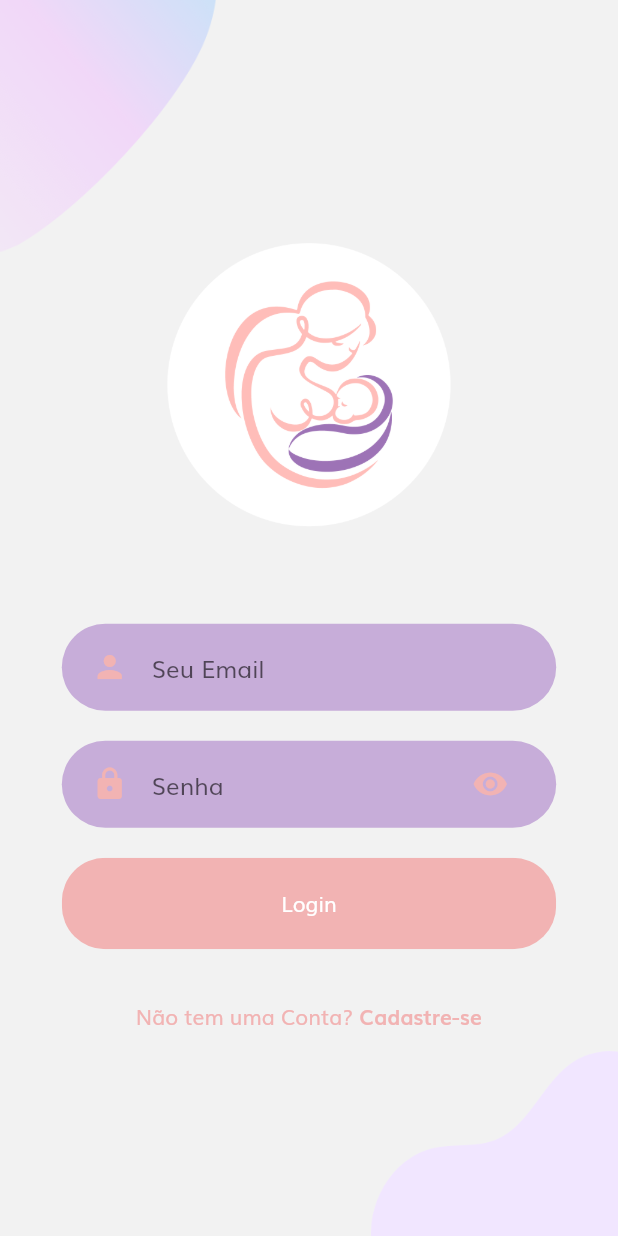
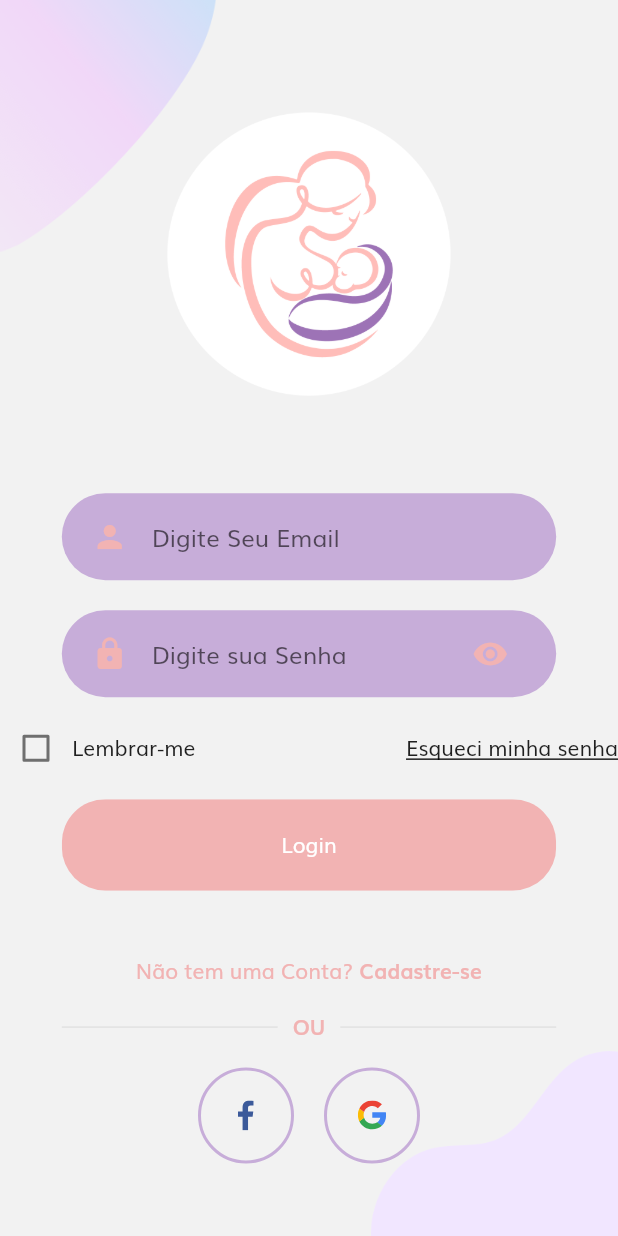
Before and after one commit to thaliagurgel/amemais, a Flutter app: the screen it shows after launch, after a tap on "Login", on a phone screen of 412 x 824 dp. Run offline on Flutter 3.47's test engine with Material 2 defaults, Android fonts, the phone set to English and light mode, and no system bars; our stand-ins replace flutter_svg.

Commit message:
tela forgot_password

```diff
--- a/lib/Screens/Login/components/body.dart
+++ b/lib/Screens/Login/components/body.dart
@@ -1,3 +1,5 @@
+import 'package:amemais/Screens/Login/components/social_icon.dart';
+import 'package:amemais/Screens/forgot_password/forgot_password_screen.dart';
 import 'package:flutter/material.dart';
 import 'package:amemais/Screens/Login/components/background.dart';
 import 'package:amemais/Screens/Signup/signup_screen.dart';
@@ -8,6 +10,7 @@ import 'package:amemais/components/rounded_password_field.dart';
 import 'package:flutter_svg/svg.dart';
 
 import '../../../constants.dart';
+import 'or_divider.dart';
 
 class Body extends StatelessWidget {
   const Body({
@@ -39,17 +42,36 @@ class Body extends StatelessWidget {
             // ),
             SizedBox(height: size.height * 0.03),
             RoundedInputField(
-              hintText: "Seu Email",
+              hintText: "Digite Seu Email",
               onChanged: (value) {},
             ),
             RoundedPasswordField(
               onChanged: (value) {},
             ),
+            Row(
+              children: [
+                Checkbox(
+                  value: false,
+                  onChanged: (value) {},
+                ),
+                Text("Lembrar-me"),
+                Spacer(),
+                GestureDetector(
+                    onTap: () => Navigator.pushNamed(
+                        context, ForgotPasswordScreen.routeName),
+                    child: Text(
+                      "Esqueci minha senha",
+                      style: TextStyle(decoration: TextDecoration.underline),
+                    ))
+              ],
+            ),
+
             RoundedButton(
               text: "Login",
               press: () {},
             ),
-            SizedBox(height: size.height * 0.03),
+
+            SizedBox(height: size.height * 0.04),
             AlreadyHaveAnAccountCheck(
               press: () {
                 Navigator.push(
@@ -62,6 +84,20 @@ class Body extends StatelessWidget {
                 );
               },
             ),
+            OrDivider(),
+            Row(
+              mainAxisAlignment: MainAxisAlignment.center,
+              children: <Widget>[
+                SocalIcon(
+                  iconSrc: "assets/icons/facebook.svg",
+                  press: () {},
+                ),
+                SocalIcon(
+                  iconSrc: "assets/icons/google-plus.svg",
+                  press: () {},
+                ),
+              ],
+            )
           ],
         ),
       ),
--- /dev/null
+++ b/lib/Screens/Login/components/or_divider.dart
@@ -0,0 +1,38 @@
+import 'package:flutter/material.dart';
+import 'package:amemais/constants.dart';
+
+class OrDivider extends StatelessWidget {
+  @override
+  Widget build(BuildContext context) {
+    Size size = MediaQuery.of(context).size;
+    return Container(
+      margin: EdgeInsets.symmetric(vertical: size.height * 0.02),
+      width: size.width * 0.8,
+      child: Row(
+        children: <Widget>[
+          buildDivider(),
+          Padding(
+            padding: const EdgeInsets.symmetric(horizontal: 10),
+            child: Text(
+              "OU",
+              style: TextStyle(
+                color: kPrimaryColor,
+                fontWeight: FontWeight.w600,
+              ),
+            ),
+          ),
+          buildDivider(),
+        ],
+      ),
+    );
+  }
+
+  Expanded buildDivider() {
+    return Expanded(
+      child: Divider(
+        color: Color(0xFFD9D9D9),
+        height: 1.5,
+      ),
+    );
+  }
+}
--- /dev/null
+++ b/lib/Screens/Login/components/social_icon.dart
@@ -0,0 +1,36 @@
+import 'package:flutter/material.dart';
+import 'package:amemais/constants.dart';
+import 'package:flutter_svg/flutter_svg.dart';
+
+class SocalIcon extends StatelessWidget {
+  final String iconSrc;
+  final Function press;
+  const SocalIcon({
+    Key key,
+    this.iconSrc,
+    this.press,
+  }) : super(key: key);
+
+  @override
+  Widget build(BuildContext context) {
+    return GestureDetector(
+      onTap: press,
+      child: Container(
+        margin: EdgeInsets.symmetric(horizontal: 10),
+        padding: EdgeInsets.all(20),
+        decoration: BoxDecoration(
+          border: Border.all(
+            width: 2,
+            color: kPrimaryLightColor,
+          ),
+          shape: BoxShape.circle,
+        ),
+        child: SvgPicture.asset(
+          iconSrc,
+          height: 20,
+          width: 20,
+        ),
+      ),
+    );
+  }
+}
--- a/lib/Screens/Login/login_screen.dart
+++ b/lib/Screens/Login/login_screen.dart
@@ -2,6 +2,7 @@ import 'package:flutter/material.dart';
 import 'package:amemais/Screens/Login/components/body.dart';
 
 class LoginScreen extends StatelessWidget {
+  static String routeName = "/login";
   @override
   Widget build(BuildContext context) {
     return Scaffold(
--- a/lib/Screens/Signup/signup_screen.dart
+++ b/lib/Screens/Signup/signup_screen.dart
@@ -2,6 +2,7 @@ import 'package:flutter/material.dart';
 import 'package:amemais/Screens/Signup/components/body.dart';
 
 class SignUpScreen extends StatelessWidget {
+  static String routeName = "/signup";
   @override
   Widget build(BuildContext context) {
     return Scaffold(
--- a/lib/Screens/Welcome/components/body.dart
+++ b/lib/Screens/Welcome/components/body.dart
@@ -37,14 +37,13 @@ class Body extends StatelessWidget {
             RoundedButton(
               text: "Login",
               press: () {
-                Navigator.push(
-                  context,
-                  MaterialPageRoute(
-                    builder: (context) {
-                      return LoginScreen();
-                    },
-                  ),
-                );
+                Navigator.pushNamed(context, LoginScreen.routeName);
+                // context,
+                // MaterialPageRoute(
+                //   builder: (context) {
+                //     return LoginScreen();
+                //   },
+                // ),
               },
             ),
             RoundedButton(
@@ -52,14 +51,13 @@ class Body extends StatelessWidget {
               color: kPrimaryLightColor,
               textColor: Colors.white,
               press: () {
-                Navigator.push(
-                  context,
-                  MaterialPageRoute(
-                    builder: (context) {
-                      return SignUpScreen();
-                    },
-                  ),
-                );
+                Navigator.pushNamed(context, SignUpScreen.routeName);
+                // context,
+                // MaterialPageRoute(
+                //   builder: (context) {
+                //     return SignUpScreen();
+                //   },
+                // ),
               },
             ),
           ],
--- a/lib/Screens/Welcome/welcome_screen.dart
+++ b/lib/Screens/Welcome/welcome_screen.dart
@@ -2,6 +2,7 @@ import 'package:flutter/material.dart';
 import 'package:amemais/Screens/Welcome/components/body.dart';
 
 class WelcomeScreen extends StatelessWidget {
+  static String routeName = "/welcome";
   @override
   Widget build(BuildContext context) {
     return Scaffold(
--- /dev/null
+++ b/lib/Screens/forgot_password/components/background.dart
@@ -0,0 +1,40 @@
+import 'package:flutter/material.dart';
+
+class Background extends StatelessWidget {
+  final Widget child;
+  const Background({
+    Key key,
+    @required this.child,
+  }) : super(key: key);
+
+  @override
+  Widget build(BuildContext context) {
+    Size size = MediaQuery.of(context).size;
+    return Container(
+      width: double.infinity,
+      height: size.height,
+      child: Stack(
+        alignment: Alignment.center,
+        children: <Widget>[
+          Positioned(
+            top: 0,
+            left: 0,
+            child: Image.asset(
+              "assets/images/main_top.png",
+              width: size.width * 0.35,
+            ),
+          ),
+          Positioned(
+            bottom: 0,
+            right: 0,
+            child: Image.asset(
+              "assets/images/login_bottom.png",
+              width: size.width * 0.4,
+            ),
+          ),
+          child,
+        ],
+      ),
+    );
+  }
+}
--- a/lib/components/rounded_password_field.dart
+++ b/lib/components/rounded_password_field.dart
@@ -17,7 +17,7 @@ class RoundedPasswordField extends StatelessWidget {
         onChanged: onChanged,
         cursorColor: kPrimaryColor,
         decoration: InputDecoration(
-          hintText: "Senha",
+          hintText: "Digite sua Senha",
           icon: Icon(
             Icons.lock,
             color: kPrimaryColor,
--- a/lib/constants.dart
+++ b/lib/constants.dart
@@ -1,3 +1,4 @@
+import 'package:amemais/size_config.dart';
 import 'package:flutter/material.dart';
 import 'dart:ui' show Color;
 
@@ -6,6 +7,7 @@ const kPrimaryLightColor = Color(0xFFC7ADD9); //lilas
 const Color branco = Color(0xFFF2F2F2); //branco
 const Color roxo = Color(0xFFA47ABF); // roxo
 const Color black = Color(0xFF000000);
+const kTextColor = Color(0xFFA47AB3);
 
 class AmeMaisColors {
   static const rosa = Color(0xFFF2B3B3); //rosa
@@ -14,3 +16,36 @@ class AmeMaisColors {
   static const Color roxo = Color(0xFFA47ABF); // roxo
   static const Color black = Color(0xFF000000);
 }
+
+final RegExp emailValidatorRegExp =
+    RegExp(r"^[a-zA-Z0-9.]+@[a-zA-Z0-9]+\.[a-zA-Z]+");
+const String kEmailNullError = "Por favor digite seu E-mail";
+const String kInvalidEmailError = "Please favor, digite um e-mail válido";
+const String kPassNullError = "Por favor, Digite sua senha";
+const String kShortPassError = "Senha é muito curta";
+const String kMatchPassError = "Senhas não estão iguais";
+const String kNamelNullError = "Por favor, digite seu nome";
+const String kPhoneNumberNullError = "Por favor, digite seu telefone";
+const String kAddressNullError = "Por favor, digite seu e-mail";
+
+final headingStyle = TextStyle(
+  fontSize: getProportionateScreenWidth(28),
+  fontWeight: FontWeight.bold,
+  color: Colors.black,
+  height: 1.5,
+);
+
+final otpInputDecoration = InputDecoration(
+  contentPadding:
+      EdgeInsets.symmetric(vertical: getProportionateScreenWidth(15)),
+  border: outlineInputBorder(),
+  focusedBorder: outlineInputBorder(),
+  enabledBorder: outlineInputBorder(),
+);
+
+OutlineInputBorder outlineInputBorder() {
+  return OutlineInputBorder(
+    borderRadius: BorderRadius.circular(getProportionateScreenWidth(15)),
+    borderSide: BorderSide(color: kTextColor),
+  );
+}
--- a/lib/main.dart
+++ b/lib/main.dart
@@ -1,8 +1,9 @@
+import 'package:amemais/routes.dart';
+import 'package:amemais/theme.dart';
 import 'package:flutter/material.dart';
 import 'package:amemais/Screens/Welcome/welcome_screen.dart';
-import 'package:amemais/constants.dart';
-
-import 'constants.dart';
+// import 'package:amemais/constants.dart';
+// import 'constants.dart';
 
 void main() => runApp(MyApp());
 
@@ -13,14 +14,10 @@ class MyApp extends StatelessWidget {
     return MaterialApp(
       debugShowCheckedModeBanner: false,
       title: 'Ame+',
-      theme: ThemeData(
-        primaryColor: kPrimaryColor,
-        scaffoldBackgroundColor: AmeMaisColors.branco,
-        fontFamily: "Muli",
-        textTheme: TextTheme(bodyText1: TextStyle(color: AmeMaisColors.branco)),
-        visualDensity: VisualDensity.adaptivePlatformDensity,
-      ),
-      home: WelcomeScreen(),
+      theme: theme(),
+      // home: WelcomeScreen(),
+      initialRoute: WelcomeScreen.routeName,
+      routes: routes,
     );
   }
 }
--- /dev/null
+++ b/lib/routes.dart
@@ -0,0 +1,22 @@
+// import 'package:import_js_library/import_js_library.dart';
+// import 'dart:js';
+// import 'dart:js';
+import 'package:amemais/Screens/Login/login_screen.dart';
+import 'package:amemais/Screens/Signup/signup_screen.dart';
+import 'package:amemais/Screens/Welcome/welcome_screen.dart';
+import 'package:flutter/widgets.dart';
+// import 'package:shop_app/screens/cart/cart_screen.dart';
+// import 'package:shop_app/screens/complete_profile/complete_profile_screen.dart';
+// import 'package:shop_app/screens/details/details_screen.dart';
+import 'package:amemais/Screens/forgot_password/forgot_password_screen.dart';
+// import 'package:shop_app/screens/home/home_screen.dart';
+// import 'package:shop_app/screens/login_success/login_success_screen.dart';
+// import 'package:shop_app/screens/otp/otp_screen.dart';
+// import 'package:shop_app/screens/profile/profile_screen.dart';
+
+final Map<String, WidgetBuilder> routes = {
+  WelcomeScreen.routeName: (context) => WelcomeScreen(),
+  LoginScreen.routeName: (context) => LoginScreen(),
+  SignUpScreen.routeName: (context) => SignUpScreen(),
+  ForgotPasswordScreen.routeName: (context) => ForgotPasswordScreen(),
+};
--- /dev/null
+++ b/lib/theme.dart
@@ -0,0 +1,13 @@
+import 'package:flutter/material.dart';
+
+import 'constants.dart';
+
+ThemeData theme() {
+  return ThemeData(
+    primaryColor: kPrimaryColor,
+    scaffoldBackgroundColor: AmeMaisColors.branco,
+    fontFamily: "Muli",
+    textTheme: TextTheme(bodyText1: TextStyle(color: AmeMaisColors.branco)),
+    visualDensity: VisualDensity.adaptivePlatformDensity,
+  );
+}
--- a/pubspec.yaml
+++ b/pubspec.yaml
@@ -25,6 +25,7 @@ dependencies:
   cupertino_icons: ^0.1.2
   flutter_svg: ^0.19.1
   provider: ^4.3.1
+  import_js_library: ^1.0.2
 
 dev_dependencies:
   flutter_test:
```
Also changed, not shown: lib/Screens/forgot_password/components/body.dart (added, +115 -0 lines), lib/Screens/forgot_password/forgot_password_screen.dart (added, +14 -0 lines), lib/components/custom_surfix_icon.dart (added, +29 -0 lines), lib/components/default_button.dart (added, +34 -0 lines), lib/components/form_error.dart (added, +37 -0 lines), lib/components/no_account_text.dart (added, +33 -0 lines), pubspec.lock.
